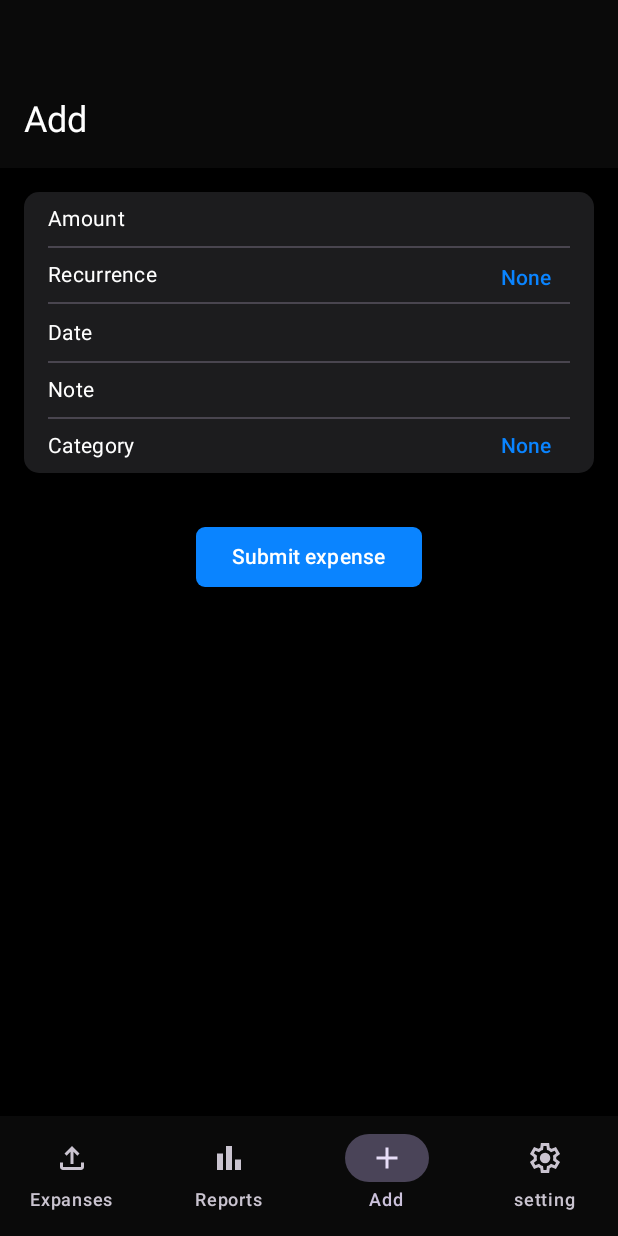
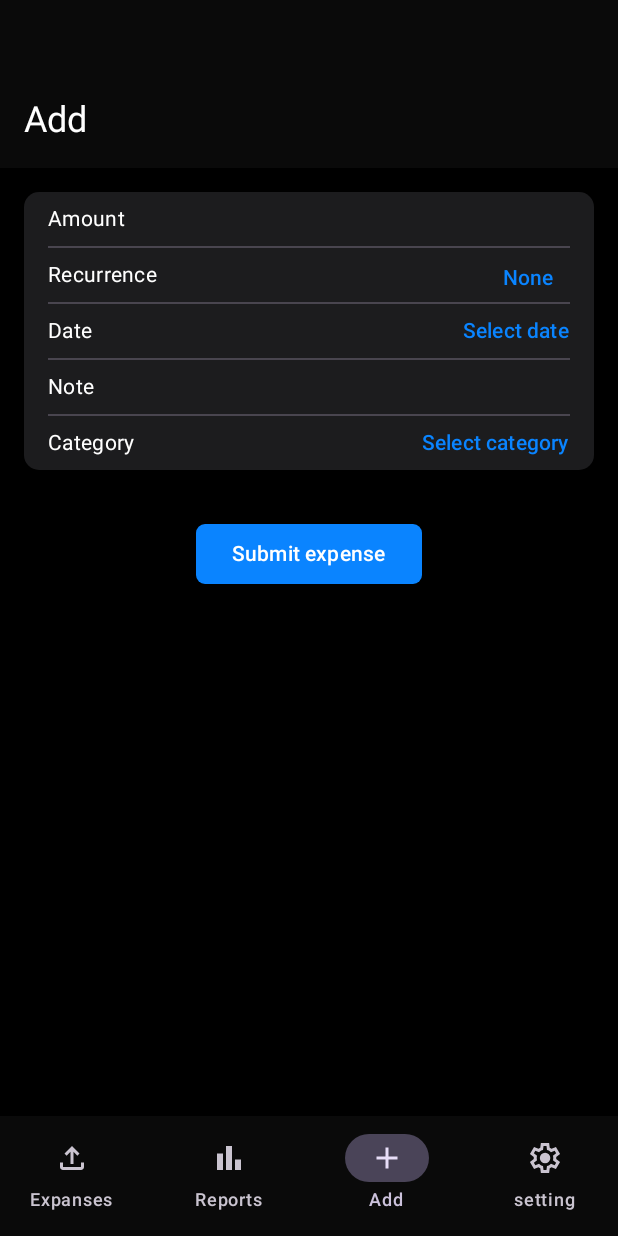
Before and after one commit to Mohamed-Elhanafy/MoneyLover, an Android app built with Jetpack Compose: the screen it shows after launch (MainActivity), item 3 of the bottom bar chosen, on a phone screen of 412 x 824 dp. Run offline under Robolectric (Android 15) with nearby library versions, the phone set to English and light mode, and no system bars; our stand-ins replace accompanist; 1 statement that could not run was skipped.

Commit message:
adding AddViewmodel

```diff
--- a/app/src/main/java/com/example/monylover/MainActivity.kt
+++ b/app/src/main/java/com/example/monylover/MainActivity.kt
@@ -87,7 +87,7 @@ class MainActivity : ComponentActivity() {
                                     .padding(innerPadding),
                                 color = MaterialTheme.colorScheme.background
                             ) {
-                                AddScreen(navController = navController, name = "add")
+                                AddScreen(navController = navController)
                             }
                         }
                         composable("setting") {
--- a/app/src/main/java/com/example/monylover/ui/components/DataPickerDialog.kt
+++ b/app/src/main/java/com/example/monylover/ui/components/DataPickerDialog.kt
@@ -23,9 +23,9 @@ fun MyDatePickerDialog(
     onDismiss: () -> Unit
 ) {
     val datePickerState = rememberDatePickerState(selectableDates = object : SelectableDates {
-       /* override fun isSelectableDate(utcTimeMillis: Long): Boolean {
+        override fun isSelectableDate(utcTimeMillis: Long): Boolean {
             return utcTimeMillis <= System.currentTimeMillis()
-        }*/
+        }
     })
 
     val selectedDate = datePickerState.selectedDateMillis?.let {
--- /dev/null
+++ b/app/src/main/java/com/example/monylover/ui/models/Recurrence.kt
@@ -0,0 +1,9 @@
+package com.example.monylover.ui.models
+
+sealed class Recurrence(val name: String, val target: String) {
+        object None : Recurrence("None", "None")
+        object Daily : Recurrence("Daily", "Today")
+        object Weekly : Recurrence("Weekly", "This week")
+        object Monthly : Recurrence("Monthly", "This month")
+        object Yearly : Recurrence("Yearly", "This year")
+}
--- a/app/src/main/java/com/example/monylover/ui/screens/Add.kt
+++ b/app/src/main/java/com/example/monylover/ui/screens/Add.kt
@@ -8,6 +8,7 @@ import androidx.compose.foundation.layout.Arrangement
 import androidx.compose.foundation.layout.Column
 import androidx.compose.foundation.layout.PaddingValues
 import androidx.compose.foundation.layout.Row
+import androidx.compose.foundation.layout.Spacer
 import androidx.compose.foundation.layout.fillMaxWidth
 import androidx.compose.foundation.layout.height
 import androidx.compose.foundation.layout.padding
@@ -15,8 +16,6 @@ import androidx.compose.foundation.layout.size
 import androidx.compose.foundation.shape.CircleShape
 import androidx.compose.foundation.text.KeyboardOptions
 import androidx.compose.material3.Button
-import androidx.compose.material3.DatePicker
-import androidx.compose.material3.DatePickerDialog
 import androidx.compose.material3.Divider
 import androidx.compose.material3.DropdownMenu
 import androidx.compose.material3.DropdownMenuItem
@@ -27,8 +26,8 @@ import androidx.compose.material3.Surface
 import androidx.compose.material3.Text
 import androidx.compose.material3.TextButton
 import androidx.compose.material3.TopAppBarDefaults
-import androidx.compose.material3.rememberDatePickerState
 import androidx.compose.runtime.Composable
+import androidx.compose.runtime.collectAsState
 import androidx.compose.runtime.getValue
 import androidx.compose.runtime.mutableStateOf
 import androidx.compose.runtime.remember
@@ -48,27 +47,28 @@ import androidx.navigation.compose.rememberNavController
 import com.example.monylover.ui.components.MyDatePickerDialog
 import com.example.monylover.ui.components.TableRow
 import com.example.monylover.ui.components.UnstyledTextField
+import com.example.monylover.ui.models.Recurrence
 import com.example.monylover.ui.theme.BackgroundElevated
 import com.example.monylover.ui.theme.MonyLoverTheme
 import com.example.monylover.ui.theme.Primary
 import com.example.monylover.ui.theme.Shapes
 import com.example.monylover.ui.theme.TopAppBarBackground
-import java.time.Instant
-import java.time.ZoneOffset
-import java.util.Calendar
+import com.example.monylover.ui.viewmodels.AddViewModel
 
-@RequiresApi(Build.VERSION_CODES.O)
 @OptIn(ExperimentalMaterial3Api::class)
 @Composable
-fun AddScreen(navController: NavController, name: String) {
-    val recurrenceOptions = listOf("None", "Daily", "Weekly", "Monthly", "Yearly")
+fun AddScreen(navController: NavController, addViewmodel: AddViewModel = AddViewModel()) {
+    val state by addViewmodel.uiState.collectAsState()
+
+    val recurrence = listOf(
+        Recurrence.None,
+        Recurrence.Daily,
+        Recurrence.Weekly,
+        Recurrence.Monthly,
+        Recurrence.Yearly
+    )
+
     val categoriesOptions = listOf("groceries", "transportation", "entertainment", "bills", "other")
-    var selectedRecurrence by remember { mutableStateOf(recurrenceOptions[0]) }
-    var selectedCategory by remember { mutableStateOf(recurrenceOptions[0]) }
-
-    var selectedDate by remember { mutableStateOf("") }
-
-
 
     Scaffold(
         topBar = {
@@ -94,10 +94,10 @@ fun AddScreen(navController: NavController, name: String) {
                 ) {
                     TableRow(label = "Amount", detailContent = {
                         UnstyledTextField(
-                            value = "Amount",
-                            onValueChange = { },
+                            value = state.amount,
+                            onValueChange = { addViewmodel.setAmount(it) },
                             modifier = Modifier.fillMaxWidth(),
-                            placeholder = { Text("Amount") },
+                            placeholder = { Text("0") },
                             arrangement = Arrangement.End,
                             maxLines = 1,
                             textStyle = TextStyle(
@@ -106,7 +106,6 @@ fun AddScreen(navController: NavController, name: String) {
                             keyboardOptions = KeyboardOptions(
                                 keyboardType = KeyboardType.Number,
                             )
-
                         )
                     })
                     Divider(Modifier.padding(start = 16.dp, end = 16.dp))
@@ -115,17 +114,21 @@ fun AddScreen(navController: NavController, name: String) {
                         TextButton(
                             onClick = { recurrenceMenuExpanded = true },
                             contentPadding = PaddingValues(0.dp),
-                            modifier = Modifier.height(16.dp)
+                            modifier = Modifier.height(18.dp)
                         ) {
-                            Text(text = selectedRecurrence)
+                            Text(
+                                text = state.recurrence.name,
+                                textAlign = TextAlign.Right,
+                                fontSize = 14.sp
+                            )
                             DropdownMenu(
                                 expanded = recurrenceMenuExpanded,
                                 onDismissRequest = { recurrenceMenuExpanded = false }) {
-                                recurrenceOptions.forEach { label ->
+                                recurrence.forEach { label ->
                                     DropdownMenuItem(
-                                        text = { Text(text = label) },
+                                        text = { Text(text = label.name) },
                                         onClick = {
-                                            selectedRecurrence = label
+                                            addViewmodel.setRecurrence(label)
                                             recurrenceMenuExpanded = false
                                         })
                                 }
@@ -138,29 +141,47 @@ fun AddScreen(navController: NavController, name: String) {
                     val showDialog = rememberSaveable { mutableStateOf(false) }
 
                     TableRow(label = "Date", onClick = {
-                        showDialog.value = true
 
-                    }){
-                        if (showDialog.value){
+                    }) {
+                        if (showDialog.value) {
                             MyDatePickerDialog(
                                 onDateSelected = {
-                                    selectedDate = it
+                                    addViewmodel.setDate(it)
                                     showDialog.value = false
                                 },
                                 onDismiss = { showDialog.value = false }
                             )
                         }
+                        TextButton(
+                            onClick = { showDialog.value = true },
+                            shape = Shapes.large,
+                            contentPadding = PaddingValues(0.dp),
+                            modifier = Modifier.height(20.dp)
+                        ) {
+                            Text(
+                                text = state.date ?: "Select date"
+                            )
 
-                        Text(text = selectedDate , fontSize = 14.sp, modifier = Modifier.padding(end = 10.dp))
+                        }
                     }
 
                     Divider(Modifier.padding(start = 16.dp, end = 16.dp))
                     TableRow(label = "Note", detailContent = {
+                        Spacer(modifier = Modifier.weight(1f))
                         UnstyledTextField(
-                            value = "",
-                            placeholder = { Text("Leave some notes") },
+                            value = state.note,
+                            placeholder = {
+                                Text(
+                                    "Leave some notes",
+                                    fontSize = 14.sp,
+                                    textAlign = TextAlign.Right,
+                                    color = Primary
+                                )
+                            },
                             arrangement = Arrangement.End,
-                            onValueChange = { },
+                            onValueChange = {
+                                addViewmodel.setNote(it)
+                            },
                             modifier = Modifier.fillMaxWidth(),
                             textStyle = TextStyle(
                                 textAlign = TextAlign.Right,
@@ -179,7 +200,7 @@ fun AddScreen(navController: NavController, name: String) {
                             modifier = Modifier.height(20.dp)
                         ) {
                             Text(
-                                selectedCategory,
+                                state.category ?: "Select category",
                             )
                             DropdownMenu(expanded = categoriesMenuOpened,
                                 onDismissRequest = { categoriesMenuOpened = false }) {
@@ -196,7 +217,7 @@ fun AddScreen(navController: NavController, name: String) {
                                             )
                                         }
                                     }, onClick = {
-                                        selectedCategory = category
+                                        addViewmodel.setCategory(category)
                                         categoriesMenuOpened = false
                                     })
                                 }
@@ -224,6 +245,6 @@ fun AddScreen(navController: NavController, name: String) {
 @Composable
 fun AddPreview() {
     MonyLoverTheme {
-        AddScreen(navController = rememberNavController(), name = "Add")
+        AddScreen(navController = rememberNavController())
     }
 }
--- /dev/null
+++ b/app/src/main/java/com/example/monylover/ui/viewmodels/AddViewModel.kt
@@ -0,0 +1,72 @@
+package com.example.monylover.ui.viewmodels
+
+import androidx.lifecycle.ViewModel
+import com.example.monylover.ui.models.Recurrence
+import kotlinx.coroutines.flow.MutableStateFlow
+import kotlinx.coroutines.flow.StateFlow
+import kotlinx.coroutines.flow.asStateFlow
+import kotlinx.coroutines.flow.update
+
+data class AddScreenState(
+    val amount: String = "0",
+    val recurrence: Recurrence = Recurrence.None,
+    val date: String? = null,
+    val note: String = "",
+    val category: String? = null, // TODO: Change to Category when build category model
+)
+
+class AddViewModel : ViewModel() {
+    private val _uiState = MutableStateFlow(AddScreenState())
+    val uiState: StateFlow<AddScreenState> = _uiState.asStateFlow()
+
+    fun setAmount(amount: String) {
+        var parsed = amount.toDoubleOrNull()
+
+        if (amount.isEmpty()) {
+            parsed = 0.0
+        }
+
+        if (parsed != null) {
+            _uiState.update { currentState ->
+                currentState.copy(
+                    amount = amount.trim().ifEmpty { "0" },
+                )
+            }
+        }
+    }
+    fun setRecurrence(recurrence: Recurrence) {
+        _uiState.update { currentState ->
+            currentState.copy(
+                recurrence = recurrence,
+            )
+        }
+    }
+
+    fun setDate(date: String) {
+        _uiState.update { currentState ->
+            currentState.copy(
+                date = date,
+            )
+        }
+    }
+
+    fun setNote(note: String) {
+        _uiState.update { currentState ->
+            currentState.copy(
+                note = note,
+            )
+        }
+    }
+
+    fun setCategory(category: String) {
+        _uiState.update { currentState ->
+            currentState.copy(
+                category = category,
+            )
+        }
+    }
+
+    fun submitExpense() {
+        //todo save to local Db
+    }
+}
```
Also changed, not shown: app/build.gradle.kts (+3 -6 lines).
